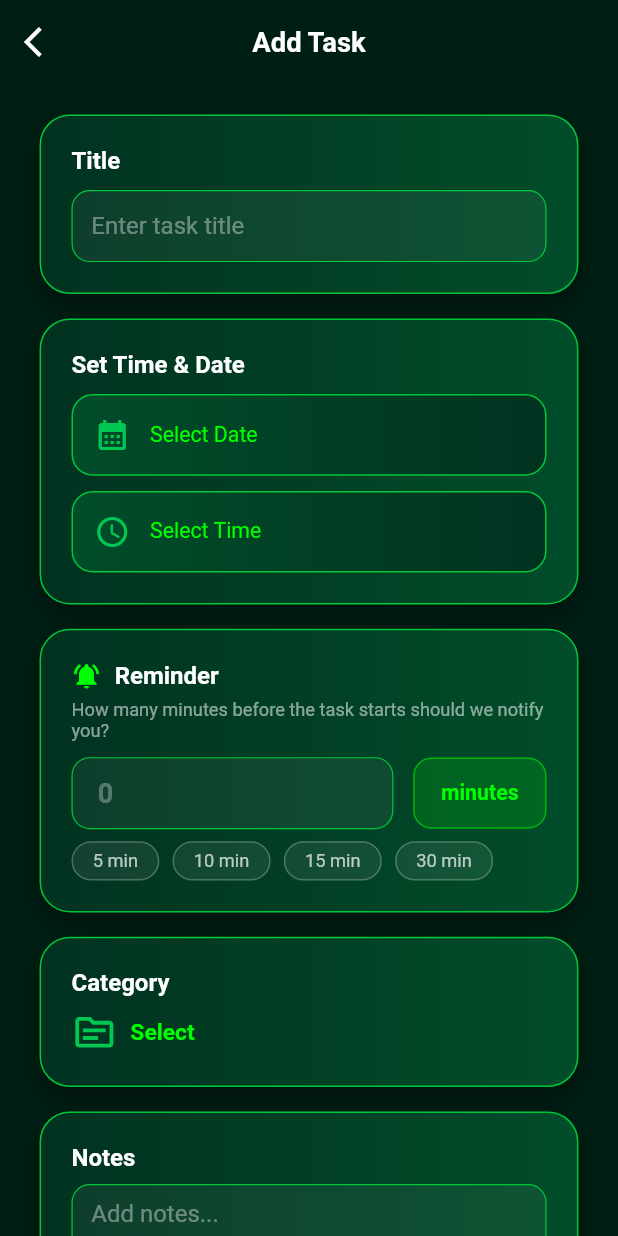
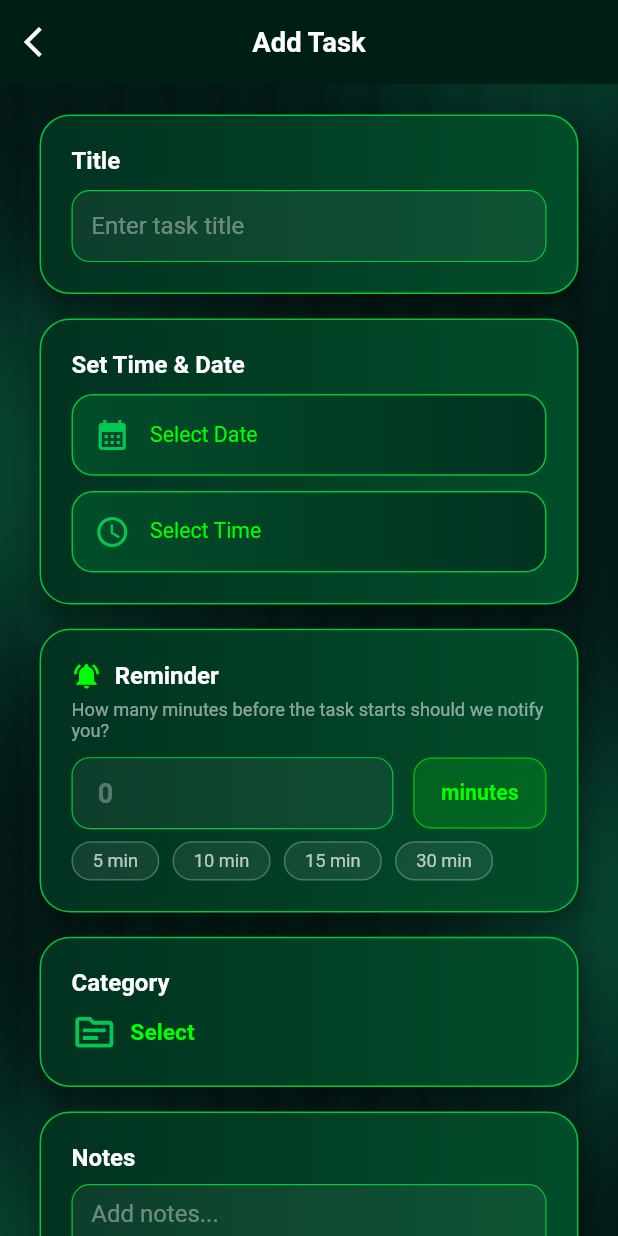
Before and after one commit to dev-shaon/Track-Your-Task, a Flutter app: the NavberScreen screen opened by its route, item 2 of the bottom bar chosen, after a tap on the "add" icon, on a phone screen of 412 x 824 dp. Run offline on Flutter 3.47's test engine with Material 3 defaults, Android fonts, the phone set to English and light mode, and no system bars; drawn by our look-alikes of auto_animated; our stand-ins replace cached_network_image, device_info_plus, dio, flutter_local_notifications, flutter_screenutil, flutter_svg and 11 more; missing offline and left inert: android_alarm_manager_plus; accounts and stored records are empty; Roboto replaces fonts that are missing (assets/fonts/Inter.ttf).

Commit message:
some hange

```diff
--- a/lib/features/add_task/add_task_screen.dart
+++ b/lib/features/add_task/add_task_screen.dart
@@ -9,6 +9,7 @@ import 'package:track_your_task/features/add_task/model/task_model.dart';
 import 'package:track_your_task/features/add_task/viewmodel/add_task_viewmodel.dart';
 import 'package:track_your_task/features/add_task/viewmodel/task_viewmodel.dart';
 import 'package:track_your_task/features/add_task/widgets/categorys_section.dart';
+import 'package:track_your_task/features/home/presentation/fullscreen.dart';
 import 'package:track_your_task/gen/assets.gen.dart';
 import 'package:track_your_task/gen/colors.gen.dart';
 import 'package:track_your_task/helpers/notification_service.dart';
@@ -170,7 +171,8 @@ class _AddTaskScreenContentState extends State<_AddTaskScreenContent> {
         ),
         centerTitle: true,
       ),
-      body: SafeArea(
+      body: FullScreen(
+        child: SafeArea(
           child: SingleChildScrollView(
             padding: EdgeInsets.symmetric(horizontal: 24.w, vertical: 20.h),
             child: Column(
@@ -237,7 +239,10 @@ class _AddTaskScreenContentState extends State<_AddTaskScreenContent> {
                       SizedBox(height: 6.h),
                       Text(
                         'How many minutes before the task starts should we notify you?',
-                      style: TextStyle(color: Colors.white54, fontSize: 12.sp),
+                        style: TextStyle(
+                          color: Colors.white54,
+                          fontSize: 12.sp,
+                        ),
                       ),
                       SizedBox(height: 10.h),
                       Row(
@@ -257,7 +262,9 @@ class _AddTaskScreenContentState extends State<_AddTaskScreenContent> {
                               ),
                               decoration: InputDecoration(
                                 hintText: '0',
-                              hintStyle: const TextStyle(color: Colors.white30),
+                                hintStyle: const TextStyle(
+                                  color: Colors.white30,
+                                ),
                                 filled: true,
                                 fillColor: Colors.white.withValues(alpha: 0.05),
                                 contentPadding: EdgeInsets.symmetric(
@@ -427,6 +434,7 @@ class _AddTaskScreenContentState extends State<_AddTaskScreenContent> {
             ),
           ),
         ),
+      ),
     );
   }
 
--- a/lib/features/all_task/presentation/all_task_screen.dart
+++ b/lib/features/all_task/presentation/all_task_screen.dart
@@ -5,6 +5,7 @@ import 'package:track_your_task/constants/text_font_style.dart';
 import 'package:track_your_task/features/add_task/model/task_model.dart';
 import 'package:track_your_task/features/add_task/viewmodel/task_viewmodel.dart';
 import 'package:track_your_task/features/add_task/add_task_screen.dart';
+import 'package:track_your_task/features/home/presentation/fullscreen.dart';
 import 'package:track_your_task/gen/colors.gen.dart';
 
 class AllTaskScreen extends StatelessWidget {
@@ -16,7 +17,7 @@ class AllTaskScreen extends StatelessWidget {
     final tasks = taskVm.tasks;
 
     return Scaffold(
-      backgroundColor: const Color(0xFF001F14),
+      backgroundColor: Colors.transparent,
       appBar: AppBar(
         title: Text(
           'All Tasks (${tasks.length})',
@@ -28,7 +29,8 @@ class AllTaskScreen extends StatelessWidget {
         backgroundColor: Colors.transparent,
         elevation: 0,
       ),
-      body: tasks.isEmpty
+      body: FullScreen(
+        child: tasks.isEmpty
             ? Center(
                 child: Column(
                   mainAxisAlignment: MainAxisAlignment.center,
@@ -58,6 +60,7 @@ class AllTaskScreen extends StatelessWidget {
                     final task = tasks[index];
                     return _TaskCard(task: task);
                   },
+                ),
               ),
       ),
     );
@@ -116,8 +119,7 @@ class _TaskCard extends StatelessWidget {
             /// Category chip
             if (task.category.isNotEmpty)
               Container(
-                padding:
-                    EdgeInsets.symmetric(horizontal: 8.w, vertical: 3.h),
+                padding: EdgeInsets.symmetric(horizontal: 8.w, vertical: 3.h),
                 decoration: BoxDecoration(
                   color: Colors.white.withValues(alpha: 0.1),
                   borderRadius: BorderRadius.circular(8.r),
@@ -141,8 +143,9 @@ class _TaskCard extends StatelessWidget {
                 color: Colors.white,
                 fontWeight: FontWeight.bold,
                 fontSize: 14.sp,
-                decoration:
-                    task.isCompleted ? TextDecoration.lineThrough : null,
+                decoration: task.isCompleted
+                    ? TextDecoration.lineThrough
+                    : null,
                 decorationColor: Colors.white54,
               ),
               maxLines: 2,
@@ -155,10 +158,7 @@ class _TaskCard extends StatelessWidget {
             if (task.notes.isNotEmpty)
               Text(
                 task.notes,
-                style: TextStyle(
-                  color: Colors.white60,
-                  fontSize: 11.sp,
-                ),
+                style: TextStyle(color: Colors.white60, fontSize: 11.sp),
                 maxLines: 2,
                 overflow: TextOverflow.ellipsis,
               ),
@@ -173,14 +173,19 @@ class _TaskCard extends StatelessWidget {
                   Flexible(
                     child: Row(
                       children: [
-                        Icon(Icons.calendar_today,
-                            color: Colors.white38, size: 11.sp),
+                        Icon(
+                          Icons.calendar_today,
+                          color: Colors.white38,
+                          size: 11.sp,
+                        ),
                         SizedBox(width: 4.w),
                         Flexible(
                           child: Text(
                             task.date,
                             style: TextStyle(
-                                color: Colors.white38, fontSize: 10.sp),
+                              color: Colors.white38,
+                              fontSize: 10.sp,
+                            ),
                             overflow: TextOverflow.ellipsis,
                           ),
                         ),
@@ -209,13 +214,18 @@ class _TaskCard extends StatelessWidget {
               onTap: () => _confirmDelete(context, taskVm),
               child: Row(
                 children: [
-                  Icon(Icons.delete_outline,
-                      color: Colors.red.shade300, size: 14.sp),
+                  Icon(
+                    Icons.delete_outline,
+                    color: Colors.red.shade300,
+                    size: 14.sp,
+                  ),
                   SizedBox(width: 4.w),
                   Text(
                     'Delete',
                     style: TextStyle(
-                        color: Colors.red.shade300, fontSize: 11.sp),
+                      color: Colors.red.shade300,
+                      fontSize: 11.sp,
+                    ),
                   ),
                 ],
               ),
@@ -231,23 +241,25 @@ class _TaskCard extends StatelessWidget {
       context: context,
       builder: (_) => AlertDialog(
         backgroundColor: const Color(0xFF013220),
-        title: const Text('Delete Task',
-            style: TextStyle(color: Colors.white)),
-        content: const Text('Are you sure?',
-            style: TextStyle(color: Colors.white70)),
+        title: const Text('Delete Task', style: TextStyle(color: Colors.white)),
+        content: const Text(
+          'Are you sure?',
+          style: TextStyle(color: Colors.white70),
+        ),
         actions: [
           TextButton(
             onPressed: () => Navigator.pop(context),
-            child: const Text('Cancel',
-                style: TextStyle(color: Colors.white54)),
+            child: const Text(
+              'Cancel',
+              style: TextStyle(color: Colors.white54),
+            ),
           ),
           TextButton(
             onPressed: () {
               taskVm.deleteTask(task.id);
               Navigator.pop(context);
             },
-            child: const Text('Delete',
-                style: TextStyle(color: Colors.red)),
+            child: const Text('Delete', style: TextStyle(color: Colors.red)),
           ),
         ],
       ),
--- a/lib/features/calendar/presentation/calendar_screen.dart
+++ b/lib/features/calendar/presentation/calendar_screen.dart
@@ -5,6 +5,8 @@ import 'package:table_calendar/table_calendar.dart';
 import 'package:track_your_task/features/add_task/model/task_model.dart';
 import 'package:track_your_task/features/calendar/viewmodel/calendar_viewmodel.dart';
 import 'package:track_your_task/common/task_details_bottom_sheet.dart';
+import 'package:track_your_task/features/home/presentation/fullscreen.dart';
+import 'package:track_your_task/helpers/ui_helpers.dart';
 
 class CalendarScreen extends StatelessWidget {
   const CalendarScreen({super.key});
@@ -27,9 +29,13 @@ class _CalendarScreenContent extends StatelessWidget {
     final selectedTasks = vm.selectedDayTasks;
 
     return Scaffold(
-      backgroundColor: const Color(0xFF001F14),
-      appBar: AppBar(
-        title: const Text(
+      body: FullScreen(
+        child: SafeArea(
+          child: Padding(
+            padding: EdgeInsets.symmetric(vertical: 14.h),
+            child: Column(
+              children: [
+                const Text(
                   "Calendar",
                   style: TextStyle(
                     color: Colors.white,
@@ -37,13 +43,8 @@ class _CalendarScreenContent extends StatelessWidget {
                     fontWeight: FontWeight.bold,
                   ),
                 ),
-        backgroundColor: Colors.transparent,
-        elevation: 0,
-        centerTitle: true,
-      ),
-      body: Column(
-        children: [
-          // Calendar Card
+                UIHelper.verticalSpace(20.h),
+
                 Container(
                   margin: EdgeInsets.symmetric(horizontal: 16.w, vertical: 8.h),
                   decoration: BoxDecoration(
@@ -105,13 +106,17 @@ class _CalendarScreenContent extends StatelessWidget {
                           shape: BoxShape.circle,
                           boxShadow: [
                             BoxShadow(
-                        color: const Color(0xFF00FF00).withValues(alpha: 0.3),
+                              color: const Color(
+                                0xFF00FF00,
+                              ).withValues(alpha: 0.3),
                               blurRadius: 8,
                             ),
                           ],
                         ),
                         selectedDecoration: BoxDecoration(
-                    color: const Color(0xFF00FF00).withValues(alpha: 0.25),
+                          color: const Color(
+                            0xFF00FF00,
+                          ).withValues(alpha: 0.25),
                           shape: BoxShape.circle,
                           border: Border.all(
                             color: const Color(0xFF00FF00),
@@ -158,7 +163,9 @@ class _CalendarScreenContent extends StatelessWidget {
                         leftChevronIcon: Container(
                           padding: const EdgeInsets.all(6),
                           decoration: BoxDecoration(
-                      color: const Color(0xFF00FF00).withValues(alpha: 0.15),
+                            color: const Color(
+                              0xFF00FF00,
+                            ).withValues(alpha: 0.15),
                             shape: BoxShape.circle,
                           ),
                           child: const Icon(
@@ -170,7 +177,9 @@ class _CalendarScreenContent extends StatelessWidget {
                         rightChevronIcon: Container(
                           padding: const EdgeInsets.all(6),
                           decoration: BoxDecoration(
-                      color: const Color(0xFF00FF00).withValues(alpha: 0.15),
+                            color: const Color(
+                              0xFF00FF00,
+                            ).withValues(alpha: 0.15),
                             shape: BoxShape.circle,
                           ),
                           child: const Icon(
@@ -184,7 +193,9 @@ class _CalendarScreenContent extends StatelessWidget {
                           vertical: 14.h,
                         ),
                         decoration: BoxDecoration(
-                    color: const Color(0xFF00C639).withValues(alpha: 0.08),
+                          color: const Color(
+                            0xFF00C639,
+                          ).withValues(alpha: 0.08),
                           borderRadius: BorderRadius.only(
                             topLeft: Radius.circular(24.r),
                             topRight: Radius.circular(24.r),
@@ -275,6 +286,9 @@ class _CalendarScreenContent extends StatelessWidget {
                         ),
                 ),
               ],
+            ),
+          ),
+        ),
       ),
     );
   }
--- a/lib/features/timer/presentation/timer_screen.dart
+++ b/lib/features/timer/presentation/timer_screen.dart
@@ -4,6 +4,7 @@ import 'package:flutter_svg/flutter_svg.dart';
 import 'package:provider/provider.dart';
 import 'package:track_your_task/common/custom_button.dart';
 import 'package:track_your_task/constants/text_font_style.dart';
+import 'package:track_your_task/features/home/presentation/fullscreen.dart';
 import 'package:track_your_task/features/timer/viewmodel/timer_viewmodel.dart';
 import 'package:track_your_task/gen/assets.gen.dart';
 import 'package:track_your_task/gen/colors.gen.dart';
@@ -78,8 +79,9 @@ class _TimerScreenContent extends StatelessWidget {
                     ),
                     Text(
                       ":",
-                      style: TextFontStyle.headline18w700c3D3D3Dinter
-                          .copyWith(color: AppColors.scaffoldColor),
+                      style: TextFontStyle.headline18w700c3D3D3Dinter.copyWith(
+                        color: AppColors.scaffoldColor,
+                      ),
                     ),
                     Expanded(
                       child: ListWheelScrollView.useDelegate(
@@ -112,7 +114,10 @@ class _TimerScreenContent extends StatelessWidget {
                 },
                 child: Container(
                   width: 200.w,
-                  padding: EdgeInsets.symmetric(horizontal: 16.w, vertical: 6.h),
+                  padding: EdgeInsets.symmetric(
+                    horizontal: 16.w,
+                    vertical: 6.h,
+                  ),
                   decoration: BoxDecoration(
                     color: AppColors.c1B553C,
                     borderRadius: BorderRadius.circular(20.r),
@@ -120,8 +125,9 @@ class _TimerScreenContent extends StatelessWidget {
                   child: Center(
                     child: Text(
                       "Set Time",
-                      style: TextFontStyle.headline18w700c3D3D3Dinter
-                          .copyWith(color: AppColors.scaffoldColor),
+                      style: TextFontStyle.headline18w700c3D3D3Dinter.copyWith(
+                        color: AppColors.scaffoldColor,
+                      ),
                     ),
                   ),
                 ),
@@ -148,14 +154,18 @@ class _TimerScreenContent extends StatelessWidget {
 
     return Scaffold(
       backgroundColor: const Color(0xFF001F14),
-      body: SafeArea(
+      body: FullScreen(
+        child: SafeArea(
           child: Column(
             mainAxisAlignment: MainAxisAlignment.center,
             children: [
               GestureDetector(
                 onTap: () => _showTimePickerSheet(context, vm),
                 child: Container(
-                padding: EdgeInsets.symmetric(horizontal: 20.w, vertical: 15.h),
+                  padding: EdgeInsets.symmetric(
+                    horizontal: 20.w,
+                    vertical: 15.h,
+                  ),
                   margin: EdgeInsets.symmetric(horizontal: 40.w),
                   decoration: BoxDecoration(
                     border: Border.all(color: AppColors.c00C639),
@@ -212,7 +222,10 @@ class _TimerScreenContent extends StatelessWidget {
                     ),
                     UIHelper.horizontalSpace(10.w),
                     Expanded(
-                    child: CustomButton(onTap: vm.resetTimer, btnName: "Reset"),
+                      child: CustomButton(
+                        onTap: vm.resetTimer,
+                        btnName: "Reset",
+                      ),
                     ),
                   ],
                 ),
@@ -220,6 +233,7 @@ class _TimerScreenContent extends StatelessWidget {
             ],
           ),
         ),
+      ),
     );
   }
 }
--- a/lib/gen/colors.gen.dart
+++ b/lib/gen/colors.gen.dart
@@ -47,6 +47,9 @@ class AppColors {
   /// Color: #FF228B22
   static const Color c228B22 = Color(0xFF228B22);
 
+  /// Color: #FF05A981
+  static const Color c05A981 = Color(0xFF05A981);
+
   /// Color: #FF2E8B57
   static const Color c2E8B57 = Color(0xFF2E8B57);
 
--- a/lib/helpers/helpers_method.dart
+++ b/lib/helpers/helpers_method.dart
@@ -1,4 +1,3 @@
-
 import 'dart:io' show Platform;
 import 'package:flutter/foundation.dart' show kIsWeb;
 
@@ -6,7 +5,6 @@ import 'package:device_info_plus/device_info_plus.dart';
 import 'package:flutter/material.dart';
 import 'package:flutter/services.dart';
 import 'package:intl/intl.dart';
-
 
 import '../constants/app_constants.dart';
 import 'di.dart';
--- a/lib/navber_screen.dart
+++ b/lib/navber_screen.dart
@@ -4,6 +4,7 @@ import 'package:flutter_svg/flutter_svg.dart';
 import 'package:track_your_task/features/add_task/add_task_screen.dart';
 import 'package:track_your_task/features/all_task/presentation/all_task_screen.dart';
 import 'package:track_your_task/features/calendar/presentation/calendar_screen.dart';
+import 'package:track_your_task/features/home/presentation/fullscreen.dart';
 import 'package:track_your_task/features/home/presentation/home_screen.dart';
 import 'package:track_your_task/features/timer/presentation/timer_screen.dart';
 import 'package:track_your_task/gen/assets.gen.dart';
@@ -32,17 +33,27 @@ class _NavberScreenState extends State<NavberScreen> {
   @override
   Widget build(BuildContext context) {
     return Scaffold(
-      body: _screens[_selectedIndex],
+      extendBody: true,
+      body: FullScreen(child: _screens[_selectedIndex]),
       floatingActionButton: Container(
         width: 56.w,
         height: 56.h,
-        decoration: const BoxDecoration(
+        decoration: BoxDecoration(
+          border: Border.all(color: AppColors.c228B22),
           shape: BoxShape.circle,
-          color: AppColors.c1B5E20,
+          color: AppColors.c228B22,
+          boxShadow: [
+            BoxShadow(
+              color: AppColors.c00FF00.withValues(alpha: 0.2),
+              blurRadius: 10,
+              offset: const Offset(0, 4),
+            ),
+          ],
         ),
         child: FloatingActionButton(
           backgroundColor: Colors.transparent,
           elevation: 0,
+          highlightElevation: 0,
           onPressed: () async {
             final result = await Navigator.push(
               context,
@@ -52,21 +63,29 @@ class _NavberScreenState extends State<NavberScreen> {
               setState(() {});
             }
           },
-          child: const Icon(Icons.add, color: AppColors.scaffoldColor),
+          child: const Icon(
+            Icons.add,
+            color: AppColors.scaffoldColor,
+            size: 28,
+          ),
         ),
       ),
-      floatingActionButtonLocation: FloatingActionButtonLocation.centerDocked,
+      floatingActionButtonLocation: FloatingActionButtonLocation.miniEndFloat,
       bottomNavigationBar: Padding(
-        padding: EdgeInsets.only(bottom: 10.h, right: 10.w, left: 10.w),
+        padding: EdgeInsets.only(bottom: 16.h, right: 16.w, left: 16.w),
         child: Container(
           decoration: BoxDecoration(
-            borderRadius: BorderRadius.circular(20.r),
-            color: const Color(0xFF013220),
+            borderRadius: BorderRadius.circular(40.r),
+            color: const Color(0xFF001F14), // Dark sleek background
+            border: Border.all(
+              color: const Color(0xFF00C639).withValues(alpha: 0.2),
+              width: 1,
+            ),
             boxShadow: [
               BoxShadow(
-                color: Colors.black.withValues(alpha: 0.4),
-                blurRadius: 12,
-                offset: const Offset(0, -4),
+                color: Colors.black.withValues(alpha: 0.5),
+                blurRadius: 20,
+                offset: const Offset(0, 10),
               ),
             ],
           ),
@@ -74,15 +93,15 @@ class _NavberScreenState extends State<NavberScreen> {
             color: Colors.transparent,
             elevation: 0,
             shape: const CircularNotchedRectangle(),
-            notchMargin: 8,
+            notchMargin: 10,
             child: SizedBox(
-              height: 65,
+              height: 70.h,
               child: Row(
                 mainAxisAlignment: MainAxisAlignment.spaceAround,
                 children: [
                   _navItem(index: 0, svgPath: Assets.icons.homeIcon),
                   _navItem(index: 1, svgPath: Assets.icons.calendarIcon),
-                  const SizedBox(width: 20),
+                  // SizedBox(width: 32.w), // Space for FAB
                   _navItem(index: 2, svgPath: Assets.icons.allTasks),
                   _navItem(index: 3, svgPath: Assets.icons.timerIcon),
                 ],
@@ -98,46 +117,47 @@ class _NavberScreenState extends State<NavberScreen> {
     final bool isSelected = _selectedIndex == index;
     return GestureDetector(
       onTap: () => setState(() => _selectedIndex = index),
+      behavior: HitTestBehavior.opaque,
       child: AnimatedContainer(
-        duration: const Duration(milliseconds: 250),
-        curve: Curves.easeInOut,
-        padding: EdgeInsets.symmetric(horizontal: 12.w, vertical: 5.h),
+        duration: const Duration(milliseconds: 300),
+        curve: Curves.easeOutQuint,
+        padding: isSelected
+            ? EdgeInsets.symmetric(horizontal: 16.w, vertical: 10.h)
+            : EdgeInsets.symmetric(horizontal: 12.w, vertical: 10.h),
         decoration: BoxDecoration(
-          borderRadius: BorderRadius.circular(14.r),
-          color: isSelected
-              ? const Color(0xFF00FF00).withValues(alpha: 0.15)
-              : Colors.transparent,
-          border: isSelected
-              ? Border.all(
-                  color: const Color(0xFF00FF00).withValues(alpha: 0.5),
-                  width: 1,
+          borderRadius: BorderRadius.circular(30.r),
+          gradient: isSelected
+              ? const LinearGradient(
+                  colors: [Color(0xFF00E640), Color(0xFF008F28)],
+                  begin: Alignment.topLeft,
+                  end: Alignment.bottomRight,
                 )
               : null,
         ),
-        child: Column(
+        child: Row(
           mainAxisSize: MainAxisSize.min,
-          mainAxisAlignment: MainAxisAlignment.center,
           children: [
             SvgPicture.asset(
               svgPath,
-              height: 22,
-              width: 22,
+              height: 24.h,
+              width: 24.w,
               colorFilter: ColorFilter.mode(
-                isSelected ? const Color(0xFF00FF00) : Colors.white54,
+                isSelected ? Colors.white : Colors.white60,
                 BlendMode.srcIn,
               ),
             ),
-            SizedBox(height: 2.h),
-            Text(
-              _screenLabels[index],
-              style: TextStyle(
-                color: isSelected
-                    ? const Color(0xFF00FF00)
-                    : Colors.transparent,
-                fontSize: 9.sp,
-                fontWeight: FontWeight.w600,
+            if (isSelected) ...[
+              SizedBox(width: 8.w),
+              Text(
+                _screenLabels[index],
+                style: TextStyle(
+                  color: Colors.white,
+                  fontSize: 13.sp,
+                  fontWeight: FontWeight.w600,
+                  letterSpacing: 0.3,
+                ),
               ),
-            ),
+            ],
           ],
         ),
       ),
--- a/lib/splash_screen.dart
+++ b/lib/splash_screen.dart
@@ -1,5 +1,6 @@
 import 'package:flutter/material.dart';
 import 'package:flutter_screenutil/flutter_screenutil.dart';
+import 'package:track_your_task/features/home/presentation/fullscreen.dart';
 import 'package:track_your_task/gen/assets.gen.dart';
 
 class SplashScreen extends StatefulWidget {
@@ -43,16 +44,7 @@ class _SplashScreenState extends State<SplashScreen>
   @override
   Widget build(BuildContext context) {
     return Scaffold(
-      body: Container(
-        height: double.infinity,
-        width: double.infinity,
-        decoration: const BoxDecoration(
-          gradient: LinearGradient(
-            begin: Alignment.topCenter,
-            end: Alignment.bottomCenter,
-            colors: [Color(0xFF013220), Color(0xFF016A3A)],
-          ),
-        ),
+      body: FullScreen(
         child: Center(
           child: FadeTransition(
             opacity: _fadeAnimation,
```
Also changed, not shown: 41 other files. Lines whose indentation alone changed are shown as unchanged.
